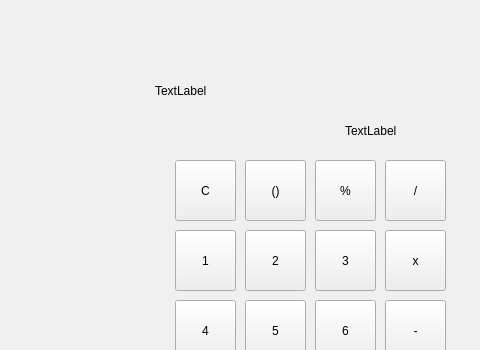
The window that python/pyQT_src/calculator.ui (RedStones-112/ROS_Pr) describes before a commit, drawn with Qt 5; both pictures show x 85 to 565 and y 0 to 350 of the 800 by 600 pixel window.
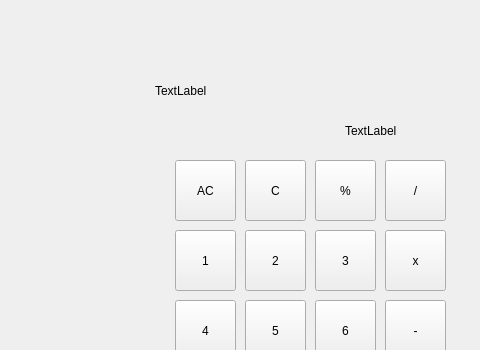
The same window after the commit.

What changed in the file:
```diff
--- a/python/pyQT_src/calculator.ui
+++ b/python/pyQT_src/calculator.ui
@@ -24,7 +24,7 @@
      </rect>
     </property>
     <property name="text">
-     <string>C</string>
+     <string>AC</string>
     </property>
    </widget>
    <widget class="QLabel" name="label">
@@ -50,7 +50,7 @@
      </rect>
     </property>
     <property name="text">
-     <string>()</string>
+     <string>C</string>
     </property>
    </widget>
    <widget class="QPushButton" name="pushButton_3">
```
